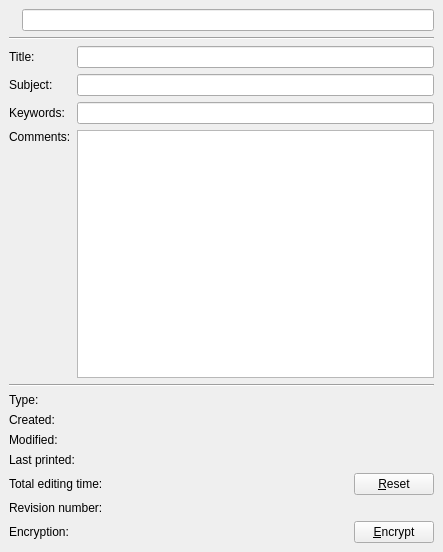
Qt form libs/main/koDocumentInfoAboutWidget.ui (KDE/krita) before a commit.
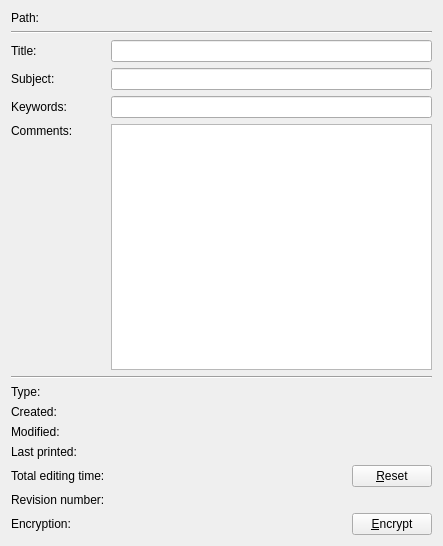
The same form after that commit.

Commit message: * Give the document info dialog a bit more modern look. * fixuifiles.

What changed in the file:
```diff
--- a/libs/main/koDocumentInfoAboutWidget.ui
+++ b/libs/main/koDocumentInfoAboutWidget.ui
@@ -6,62 +6,45 @@
     <x>0</x>
     <y>0</y>
     <width>443</width>
-    <height>552</height>
+    <height>546</height>
    </rect>
   </property>
-  <layout class="QVBoxLayout" >
-   <property name="margin" >
-    <number>9</number>
-   </property>
-   <property name="spacing" >
-    <number>6</number>
-   </property>
-   <item>
     <layout class="QGridLayout" >
-     <property name="margin" >
-      <number>0</number>
-     </property>
-     <property name="spacing" >
-      <number>6</number>
-     </property>
-     <item row="0" column="1" >
-      <widget class="QLineEdit" name="leFileName" />
-     </item>
      <item row="0" column="0" >
-      <widget class="QLabel" name="lblPixmap" >
+    <widget class="QLabel" name="filePathInfoLabel" >
+     <property name="text" >
+      <string>Path:</string>
+     </property>
+    </widget>
+   </item>
+   <item row="0" column="1" colspan="2" >
+    <widget class="QLabel" name="filePathLabel" >
        <property name="text" >
         <string/>
        </property>
       </widget>
      </item>
-    </layout>
-   </item>
-   <item>
+   <item row="1" column="0" colspan="3" >
     <widget class="Line" name="line" >
      <property name="orientation" >
       <enum>Qt::Horizontal</enum>
      </property>
     </widget>
    </item>
-   <item>
-    <layout class="QGridLayout" >
-     <property name="margin" >
-      <number>0</number>
-     </property>
-     <property name="spacing" >
-      <number>6</number>
-     </property>
-     <item row="3" column="1" >
-      <widget class="QTextEdit" name="meComments" />
-     </item>
-     <item row="2" column="1" >
-      <widget class="QLineEdit" name="leKeywords" >
+   <item row="2" column="0" >
+    <widget class="QLabel" name="lblTitleDesc" >
        <property name="text" >
-        <string/>
+      <string>Title:</string>
+     </property>
+     <property name="buddy" >
+      <cstring>leTitle</cstring>
        </property>
       </widget>
      </item>
-     <item row="1" column="0" >
+   <item row="2" column="1" colspan="2" >
+    <widget class="QLineEdit" name="leTitle" />
+   </item>
+   <item row="3" column="0" >
       <widget class="QLabel" name="lblSubjectDesc" >
        <property name="text" >
         <string>Subject:</string>
@@ -71,23 +54,27 @@
        </property>
       </widget>
      </item>
-     <item row="0" column="1" >
-      <widget class="QLineEdit" name="leTitle" />
-     </item>
-     <item row="1" column="1" >
+   <item row="3" column="1" colspan="2" >
       <widget class="QLineEdit" name="leSubject" />
      </item>
-     <item row="0" column="0" >
-      <widget class="QLabel" name="lblTitleDesc" >
+   <item row="4" column="0" >
+    <widget class="QLabel" name="lblKeywordsDesc" >
        <property name="text" >
-        <string>Title:</string>
+      <string>Keywords:</string>
        </property>
        <property name="buddy" >
         <cstring>leTitle</cstring>
        </property>
       </widget>
      </item>
-     <item row="3" column="0" >
+   <item row="4" column="1" colspan="2" >
+    <widget class="QLineEdit" name="leKeywords" >
+     <property name="text" >
+      <string/>
+     </property>
+    </widget>
+   </item>
+   <item row="5" column="0" >
       <widget class="QLabel" name="lbCommentsDesc" >
        <property name="text" >
         <string>Comments:</string>
@@ -100,39 +87,20 @@
        </property>
       </widget>
      </item>
-     <item row="2" column="0" >
-      <widget class="QLabel" name="lblKeywordsDesc" >
-       <property name="text" >
-        <string>Keywords:</string>
-       </property>
-       <property name="buddy" >
-        <cstring>leKeywords</cstring>
-       </property>
-      </widget>
-     </item>
-    </layout>
-   </item>
-   <item>
+   <item row="5" column="1" colspan="2" >
+    <widget class="QTextEdit" name="meComments" />
+   </item>
+   <item row="6" column="0" colspan="3" >
     <widget class="Line" name="line_2" >
      <property name="orientation" >
       <enum>Qt::Horizontal</enum>
      </property>
     </widget>
    </item>
-   <item>
-    <layout class="QGridLayout" >
-     <property name="margin" >
-      <number>0</number>
-     </property>
-     <property name="spacing" >
-      <number>6</number>
-     </property>
-     <item row="0" column="0" >
+   <item row="7" column="0" >
       <widget class="QLabel" name="lblTypeDesc" >
        <property name="sizePolicy" >
-        <sizepolicy>
-         <hsizetype>0</hsizetype>
-         <vsizetype>5</vsizetype>
+      <sizepolicy vsizetype="Preferred" hsizetype="Fixed" >
          <horstretch>0</horstretch>
          <verstretch>0</verstretch>
         </sizepolicy>
@@ -142,11 +110,141 @@
        </property>
       </widget>
      </item>
-     <item row="6" column="1" >
+   <item row="7" column="1" >
+    <widget class="QLabel" name="lblType" >
+     <property name="text" >
+      <string/>
+     </property>
+    </widget>
+   </item>
+   <item row="8" column="0" >
+    <widget class="QLabel" name="lblCreatedDesc" >
+     <property name="sizePolicy" >
+      <sizepolicy vsizetype="Preferred" hsizetype="Fixed" >
+       <horstretch>0</horstretch>
+       <verstretch>0</verstretch>
+      </sizepolicy>
+     </property>
+     <property name="text" >
+      <string>Created:</string>
+     </property>
+    </widget>
+   </item>
+   <item row="8" column="1" >
+    <widget class="QLabel" name="lblCreated" >
+     <property name="text" >
+      <string/>
+     </property>
+    </widget>
+   </item>
+   <item row="9" column="0" >
+    <widget class="QLabel" name="lblModifiedDesc" >
+     <property name="sizePolicy" >
+      <sizepolicy vsizetype="Preferred" hsizetype="Fixed" >
+       <horstretch>0</horstretch>
+       <verstretch>0</verstretch>
+      </sizepolicy>
+     </property>
+     <property name="text" >
+      <string>Modified:</string>
+     </property>
+    </widget>
+   </item>
+   <item row="9" column="1" >
+    <widget class="QLabel" name="lblModified" >
+     <property name="text" >
+      <string/>
+     </property>
+    </widget>
+   </item>
+   <item row="10" column="0" >
+    <widget class="QLabel" name="lblLastPrintedDesc" >
+     <property name="sizePolicy" >
+      <sizepolicy vsizetype="Preferred" hsizetype="Fixed" >
+       <horstretch>0</horstretch>
+       <verstretch>0</verstretch>
+      </sizepolicy>
+     </property>
+     <property name="text" >
+      <string>Last printed:</string>
+     </property>
+    </widget>
+   </item>
+   <item row="10" column="1" >
+    <widget class="QLabel" name="lblLastPrinted" >
+     <property name="text" >
+      <string/>
+     </property>
+    </widget>
+   </item>
+   <item row="11" column="0" >
+    <widget class="QLabel" name="lblEditingDesc" >
+     <property name="sizePolicy" >
+      <sizepolicy vsizetype="Preferred" hsizetype="Fixed" >
+       <horstretch>0</horstretch>
+       <verstretch>0</verstretch>
+      </sizepolicy>
+     </property>
+     <property name="text" >
+      <string>Total editing time:</string>
+     </property>
+     <property name="buddy" >
+      <cstring>pbReset</cstring>
+     </property>
+    </widget>
+   </item>
+   <item row="11" column="1" >
+    <widget class="QLabel" name="lblEditing" >
+     <property name="text" >
+      <string/>
+     </property>
+    </widget>
+   </item>
+   <item row="11" column="2" >
+    <widget class="QPushButton" name="pbReset" >
+     <property name="sizePolicy" >
+      <sizepolicy vsizetype="Fixed" hsizetype="Preferred" >
+       <horstretch>0</horstretch>
+       <verstretch>0</verstretch>
+      </sizepolicy>
+     </property>
+     <property name="layoutDirection" >
+      <enum>Qt::RightToLeft</enum>
+     </property>
+     <property name="text" >
+      <string>&amp;Reset</string>
+     </property>
+    </widget>
+   </item>
+   <item row="12" column="0" >
+    <widget class="QLabel" name="lblRevisionDesc" >
+     <property name="sizePolicy" >
+      <sizepolicy vsizetype="Preferred" hsizetype="Fixed" >
+       <horstretch>0</horstretch>
+       <verstretch>0</verstretch>
+      </sizepolicy>
+     </property>
+     <property name="text" >
+      <string>Revision number:</string>
+     </property>
+    </widget>
+   </item>
+   <item row="12" column="1" >
+    <widget class="QLabel" name="lblRevision" >
+     <property name="text" >
+      <string/>
+     </property>
+    </widget>
+   </item>
+   <item row="13" column="0" >
+    <widget class="QLabel" name="lblEncryptedDesc" >
+     <property name="text" >
+      <string>Encryption:</string>
+     </property>
+    </widget>
+   </item>
+   <item row="13" column="1" >
       <layout class="QHBoxLayout" >
-       <property name="margin" >
-        <number>0</number>
-       </property>
        <property name="spacing" >
         <number>6</number>
        </property>
@@ -179,157 +277,10 @@
        </item>
       </layout>
      </item>
-     <item row="6" column="0" >
-      <widget class="QLabel" name="lblEncryptedDesc" >
-       <property name="text" >
-        <string>Encryption:</string>
-       </property>
-      </widget>
-     </item>
-     <item row="2" column="1" >
-      <widget class="QLabel" name="lblModified" >
-       <property name="text" >
-        <string/>
-       </property>
-      </widget>
-     </item>
-     <item row="5" column="1" >
-      <widget class="QLabel" name="lblRevision" >
-       <property name="text" >
-        <string/>
-       </property>
-      </widget>
-     </item>
-     <item row="4" column="0" >
-      <widget class="QLabel" name="lblEditingDesc" >
-       <property name="sizePolicy" >
-        <sizepolicy>
-         <hsizetype>0</hsizetype>
-         <vsizetype>5</vsizetype>
-         <horstretch>0</horstretch>
-         <verstretch>0</verstretch>
-        </sizepolicy>
-       </property>
-       <property name="text" >
-        <string>Total editing time:</string>
-       </property>
-       <property name="buddy" >
-        <cstring>pbReset</cstring>
-       </property>
-      </widget>
-     </item>
-     <item row="5" column="0" >
-      <widget class="QLabel" name="lblRevisionDesc" >
-       <property name="sizePolicy" >
-        <sizepolicy>
-         <hsizetype>0</hsizetype>
-         <vsizetype>5</vsizetype>
-         <horstretch>0</horstretch>
-         <verstretch>0</verstretch>
-        </sizepolicy>
-       </property>
-       <property name="text" >
-        <string>Revision number:</string>
-       </property>
-      </widget>
-     </item>
-     <item row="4" column="2" >
-      <widget class="QPushButton" name="pbReset" >
-       <property name="sizePolicy" >
-        <sizepolicy>
-         <hsizetype>0</hsizetype>
-         <vsizetype>0</vsizetype>
-         <horstretch>0</horstretch>
-         <verstretch>0</verstretch>
-        </sizepolicy>
-       </property>
-       <property name="layoutDirection" >
-        <enum>Qt::RightToLeft</enum>
-       </property>
-       <property name="text" >
-        <string>&amp;Reset</string>
-       </property>
-      </widget>
-     </item>
-     <item row="1" column="0" >
-      <widget class="QLabel" name="lblCreatedDesc" >
-       <property name="sizePolicy" >
-        <sizepolicy>
-         <hsizetype>0</hsizetype>
-         <vsizetype>5</vsizetype>
-         <horstretch>0</horstretch>
-         <verstretch>0</verstretch>
-        </sizepolicy>
-       </property>
-       <property name="text" >
-        <string>Created:</string>
-       </property>
-      </widget>
-     </item>
-     <item row="3" column="1" >
-      <widget class="QLabel" name="lblLastPrinted" >
-       <property name="text" >
-        <string/>
-       </property>
-      </widget>
-     </item>
-     <item row="2" column="0" >
-      <widget class="QLabel" name="lblModifiedDesc" >
-       <property name="sizePolicy" >
-        <sizepolicy>
-         <hsizetype>0</hsizetype>
-         <vsizetype>5</vsizetype>
-         <horstretch>0</horstretch>
-         <verstretch>0</verstretch>
-        </sizepolicy>
-       </property>
-       <property name="text" >
-        <string>Modified:</string>
-       </property>
-      </widget>
-     </item>
-     <item row="4" column="1" >
-      <widget class="QLabel" name="lblEditing" >
-       <property name="text" >
-        <string/>
-       </property>
-      </widget>
-     </item>
-     <item row="1" column="1" >
-      <widget class="QLabel" name="lblCreated" >
-       <property name="text" >
-        <string/>
-       </property>
-      </widget>
-     </item>
-     <item row="0" column="1" >
-      <widget class="QLabel" name="lblType" >
-       <property name="text" >
-        <string/>
-       </property>
-      </widget>
-     </item>
-     <item row="3" column="0" >
-      <widget class="QLabel" name="lblLastPrintedDesc" >
-       <property name="sizePolicy" >
-        <sizepolicy>
-         <hsizetype>0</hsizetype>
-         <vsizetype>5</vsizetype>
-         <horstretch>0</horstretch>
-         <verstretch>0</verstretch>
-        </sizepolicy>
-       </property>
-       <property name="text" >
-        <string>Last printed:</string>
-       </property>
-      </widget>
-     </item>
-     <item row="6" column="2" >
+   <item row="13" column="2" >
       <widget class="QPushButton" name="pbEncrypt" >
        <property name="sizePolicy" >
-        <sizepolicy>
-         <hsizetype>0</hsizetype>
-         <vsizetype>0</vsizetype>
+      <sizepolicy vsizetype="Fixed" hsizetype="Preferred" >
          <horstretch>0</horstretch>
          <verstretch>0</verstretch>
         </sizepolicy>
@@ -340,8 +291,6 @@
       </widget>
      </item>
     </layout>
-   </item>
-  </layout>
  </widget>
  <resources/>
  <connections/>
```
Left out of the diff: 16 changed lines with no effect on the pictures. Lines whose indentation alone changed are shown as unchanged. The commit also changes 3 other files.
